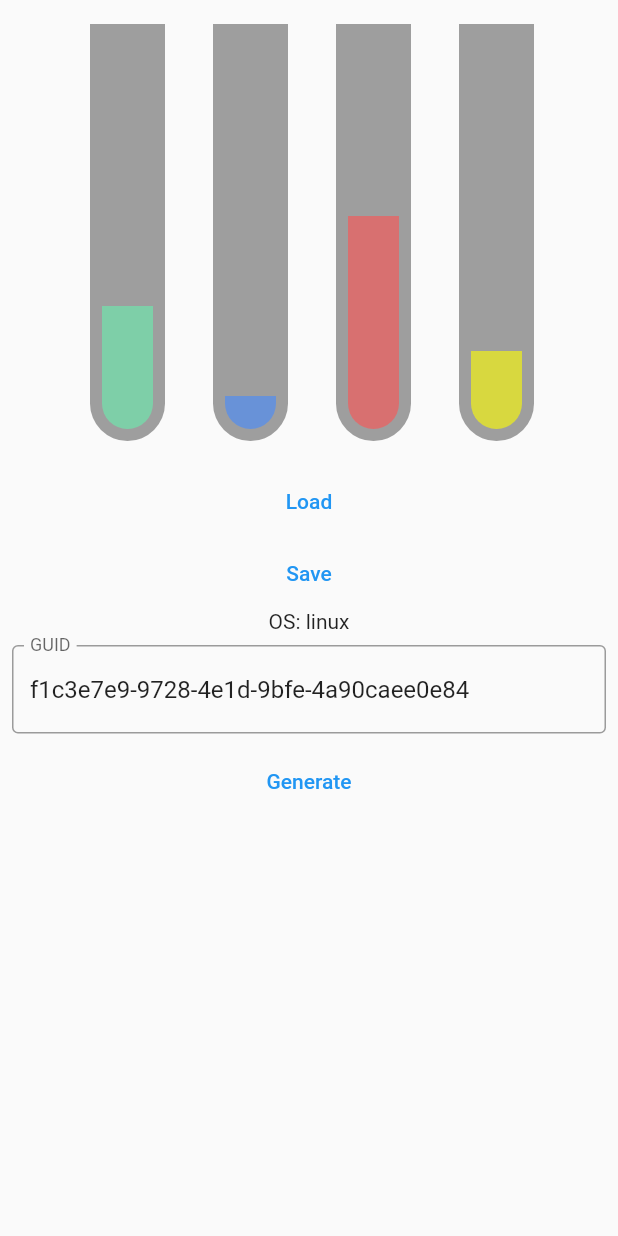
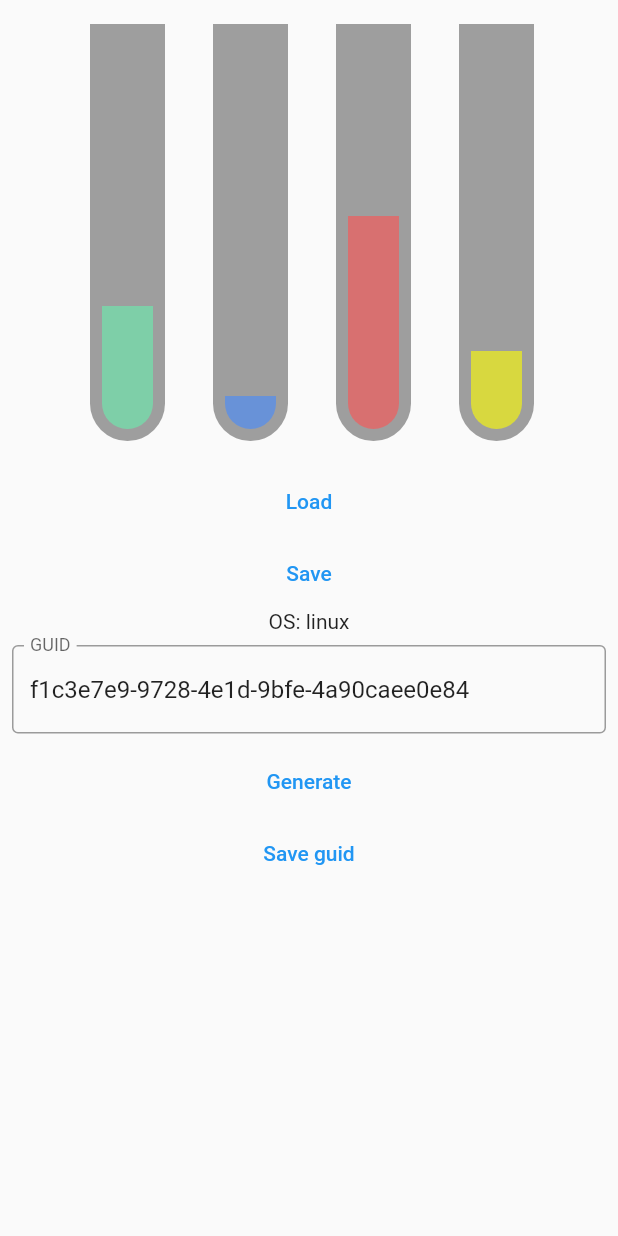
Before and after one commit to DmitriiFomenko/hogwarts_clock, a Flutter app: the screen it shows after launch, on a phone screen of 412 x 824 dp. Run offline on Flutter 3.47's test engine with Material 2 defaults, Android fonts, the phone set to English and light mode, and no system bars; our stand-ins replace bloc, cloud_firestore, firebase_core, flutter_bloc; accounts and stored records are empty.

Commit message:
add save/load GUID

```diff
--- a/lib/main.dart
+++ b/lib/main.dart
@@ -4,13 +4,12 @@ import 'package:hogwarts_clock/ui/pages/clocks/clocks.dart';
 import 'package:hogwarts_clock/utils/constants/text.dart';
 // ignore: depend_on_referenced_packages
 import 'package:firebase_core/firebase_core.dart' show Firebase;
-import 'package:hogwarts_clock/utils/generate/guid_gen.dart';
 
 Future<void> main() async {
   WidgetsFlutterBinding.ensureInitialized();
   await Firebase.initializeApp();
 
-  ClocksRepositories.guid = GUIDGen.generate();
+  await ClocksRepositories.loadGUID();
 
   runApp(
     const App(),
--- a/lib/repositories/clocks_repositories.dart
+++ b/lib/repositories/clocks_repositories.dart
@@ -3,6 +3,8 @@ import 'dart:io';
 import 'package:cloud_firestore/cloud_firestore.dart';
 import 'package:hogwarts_clock/models/clock.dart';
 import 'package:hogwarts_clock/utils/constants/clock_colors.dart';
+import 'package:hogwarts_clock/utils/generate/guid_gen.dart';
+import 'package:path_provider/path_provider.dart';
 
 abstract class ClocksRepositories {
   static List<Clock> clocks = [
@@ -24,6 +26,31 @@ abstract class ClocksRepositories {
     ),
   ];
   static String guid = 'null';
+
+  static String newGUID() {
+    ClocksRepositories.guid = GUIDGen.generate();
+    return ClocksRepositories.guid;
+  }
+
+  static saveGUID({required String guid}) async {
+    Directory tempDir = await getTemporaryDirectory();
+    String tempPath = tempDir.path;
+
+    await File('$tempPath/guid.txt').writeAsString(guid);
+  }
+
+  static loadGUID() async {
+    Directory tempDir = await getTemporaryDirectory();
+    String tempPath = tempDir.path;
+
+    try {
+      await File('$tempPath/guid.txt').readAsString().then((String contents) {
+        guid = contents;
+      });
+    } catch (e) {
+      newGUID();
+    }
+  }
 
   static Future saveClocks({required String guid}) async {
     final docClock = FirebaseFirestore.instance.collection('clocks').doc(guid);
--- a/lib/ui/pages/clocks/clocks.dart
+++ b/lib/ui/pages/clocks/clocks.dart
@@ -4,7 +4,6 @@ import 'package:flutter_bloc/flutter_bloc.dart';
 import 'package:hogwarts_clock/repositories/clocks_repositories.dart';
 import 'package:hogwarts_clock/ui/pages/clocks/cubit/clocks_cubit.dart';
 import 'package:hogwarts_clock/ui/widgets/clocks/listview_clocks.dart';
-import 'package:hogwarts_clock/utils/generate/guid_gen.dart';
 
 // ignore: must_be_immutable
 class ClocksPage extends StatelessWidget {
@@ -63,10 +62,15 @@ class ClocksPage extends StatelessWidget {
                   ),
                   TextButton(
                     onPressed: () {
-                      ClocksRepositories.guid = GUIDGen.generate();
-                      controller.text = ClocksRepositories.guid;
+                      controller.text = ClocksRepositories.newGUID();
                     },
                     child: const Text('Generate'),
+                  ),
+                  TextButton(
+                    onPressed: () {
+                      ClocksRepositories.saveGUID(guid: controller.text);
+                    },
+                    child: const Text('Save guid'),
                   ),
                 ],
               ),
--- a/pubspec.yaml
+++ b/pubspec.yaml
@@ -36,6 +36,7 @@ dependencies:
   cupertino_icons: ^1.0.2
   flutter_bloc: ^8.0.1
   cloud_firestore: ^3.4.0
+  path_provider: ^2.0.11
 
 dev_dependencies:
   flutter_test:
```
Also changed, not shown: pubspec.lock, 1 other file.
